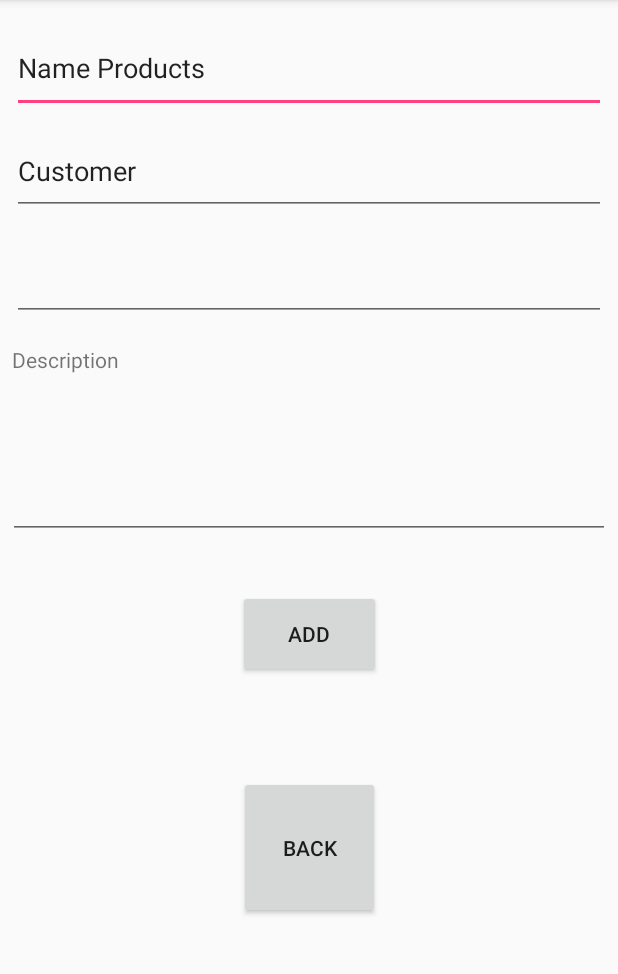
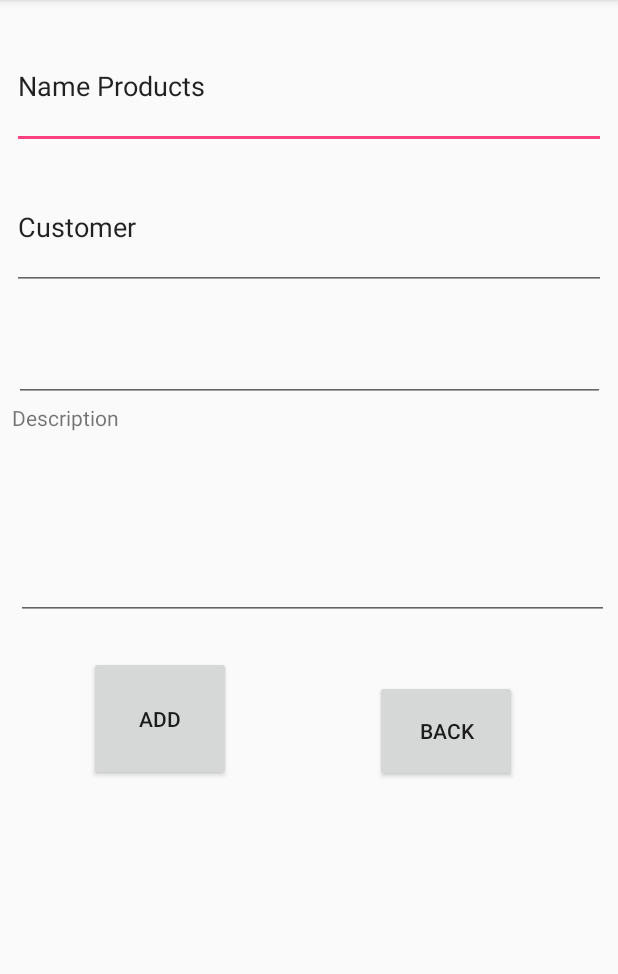
Before and after one commit to kirill9875/Project-OneIce, an Android app: the NewProduct screen opened directly, with no data from a screen before it, after a tap on "ADD", on a phone screen of 412 x 824 dp, the part 84-1058 px from its top. Run offline under Robolectric (Android 15) with nearby library versions, the phone set to English and light mode, and no system bars; our stand-ins replace Firebase (no records; nobody signed in at launch, a user with empty details on screens opened directly).

```diff
--- a/app/src/main/java/com/edwardvanraak/materialbarcodescannerexample/MainActivity.java
+++ b/app/src/main/java/com/edwardvanraak/materialbarcodescannerexample/MainActivity.java
@@ -107,6 +107,7 @@
 
     private void showCode(String txt) {
 
+
         Intent intent = new Intent(MainActivity.this, ProductAct.class);
 
         intent.putExtra("barcode",txt);
--- a/app/src/main/java/com/edwardvanraak/materialbarcodescannerexample/madels/Product.java
+++ b/app/src/main/java/com/edwardvanraak/materialbarcodescannerexample/madels/Product.java
@@ -4,16 +4,16 @@
 
     private String customer;
     private String date;
-    private String doc;
+    private String description;
     private String title;
 
     public Product() {
     }
 
-    public Product(String customer, String date, String doc, String title) {
+    public Product(String customer, String date, String description, String title) {
         this.customer = customer;
         this.date = date;
-        this.doc = doc;
+        this.description = description;
         this.title = title;
     }
 
@@ -33,12 +33,12 @@
         this.date = date;
     }
 
-    public String getDoc() {
-        return doc;
+    public String getDescription() {
+        return description;
     }
 
-    public void setDoc(String doc) {
-        this.doc = doc;
+    public void setDoc(String description) {
+        this.description = description;
     }
 
     public String getTitle() {
--- a/app/src/main/java/com/edwardvanraak/materialbarcodescannerexample/madels/RecyclerView_Config.java
+++ b/app/src/main/java/com/edwardvanraak/materialbarcodescannerexample/madels/RecyclerView_Config.java
@@ -28,7 +28,7 @@
     class ProductItemView extends RecyclerView.ViewHolder{
         private TextView mTitle;
         private TextView mCustomer;
-        private TextView mDoc;
+        private TextView mDescription;
         private TextView mDate;
 
         private String key;
@@ -39,13 +39,13 @@
             mTitle= (TextView) itemView.findViewById(R.id.title_txtView);
             mCustomer = (TextView) itemView.findViewById(R.id.customer_textView);
             mDate = (TextView) itemView.findViewById(R.id.date_textView);
-            mDoc = (TextView) itemView.findViewById(R.id.doc_textView);
+            mDescription = (TextView) itemView.findViewById(R.id.doc_textView);
 
         }
 
         public void bind(Product product,String key){
             mTitle.setText(product.getTitle());
-            mDoc.setText(product.getDoc());
+            mDescription.setText(product.getDescription());
             mDate.setText(product.getDate());
             mCustomer.setText(product.getCustomer());
             this.key = key;
--- a/app/src/main/res/layout/activity_new_product.xml
+++ b/app/src/main/res/layout/activity_new_product.xml
@@ -15,7 +15,7 @@
         android:layout_marginTop="16dp"
         android:layout_marginEnd="8dp"
         android:layout_marginRight="8dp"
-        android:layout_marginBottom="9dp"
+        android:layout_marginBottom="10dp"
         android:ems="10"
         android:inputType="textPersonName"
         android:text="Name Products"
@@ -43,73 +43,74 @@
 
     <EditText
         android:id="@+id/date_editText"
-        android:layout_width="0dp"
-        android:layout_height="0dp"
+        android:layout_width="394dp"
+        android:layout_height="63dp"
         android:layout_marginStart="8dp"
         android:layout_marginLeft="8dp"
         android:layout_marginEnd="8dp"
         android:layout_marginRight="8dp"
-        android:layout_marginBottom="16dp"
+        android:layout_marginBottom="52dp"
         android:ems="10"
         android:inputType="date"
-        app:layout_constraintBottom_toTopOf="@+id/description_textView"
+        app:layout_constraintBottom_toTopOf="@+id/decription_editText"
         app:layout_constraintEnd_toEndOf="parent"
         app:layout_constraintStart_toStartOf="parent"
         app:layout_constraintTop_toBottomOf="@+id/customer_editText" />
 
     <EditText
         android:id="@+id/decription_editText"
-        android:layout_width="0dp"
-        android:layout_height="0dp"
-        android:layout_marginStart="5dp"
-        android:layout_marginLeft="5dp"
-        android:layout_marginEnd="5dp"
-        android:layout_marginRight="5dp"
-        android:layout_marginBottom="34dp"
+        android:layout_width="395dp"
+        android:layout_height="93dp"
+        android:layout_marginBottom="24dp"
         android:ems="10"
         android:gravity="start|top"
         android:inputType="textMultiLine"
         app:layout_constraintBottom_toTopOf="@+id/add_btn"
         app:layout_constraintEnd_toEndOf="parent"
+        app:layout_constraintHorizontal_bias="0.642"
         app:layout_constraintStart_toStartOf="parent"
-        app:layout_constraintTop_toBottomOf="@+id/description_textView" />
+        app:layout_constraintTop_toBottomOf="@+id/date_editText" />
 
     <Button
         android:id="@+id/add_btn"
-        android:layout_width="95dp"
+        android:layout_width="0dp"
         android:layout_height="0dp"
-        android:layout_marginTop="393dp"
-        android:layout_marginBottom="65dp"
+        android:layout_marginStart="59dp"
+        android:layout_marginLeft="59dp"
+        android:layout_marginEnd="96dp"
+        android:layout_marginRight="96dp"
+        android:layout_marginBottom="247dp"
         android:text="ADD"
-        app:layout_constraintBottom_toTopOf="@+id/btn_back"
+        app:layout_constraintBottom_toBottomOf="parent"
+        app:layout_constraintEnd_toStartOf="@+id/btn_back"
+        app:layout_constraintStart_toStartOf="parent"
+        app:layout_constraintTop_toBottomOf="@+id/decription_editText" />
+
+    <Button
+        android:id="@+id/btn_back"
+        android:layout_width="0dp"
+        android:layout_height="68dp"
+        android:layout_marginTop="246dp"
+        android:layout_marginEnd="67dp"
+        android:layout_marginRight="67dp"
+        android:layout_marginBottom="244dp"
+        android:text="back"
+        app:layout_constraintBottom_toBottomOf="parent"
         app:layout_constraintEnd_toEndOf="parent"
-        app:layout_constraintHorizontal_bias="0.5"
+        app:layout_constraintStart_toEndOf="@+id/add_btn"
+        app:layout_constraintTop_toTopOf="@+id/date_editText" />
+
+    <TextView
+        android:id="@+id/description_textView"
+        android:layout_width="94dp"
+        android:layout_height="28dp"
+        android:layout_marginStart="8dp"
+        android:layout_marginLeft="8dp"
+        android:layout_marginTop="250dp"
+        android:layout_marginBottom="453dp"
+        android:text="Description"
+        app:layout_constraintBottom_toBottomOf="parent"
         app:layout_constraintStart_toStartOf="parent"
         app:layout_constraintTop_toTopOf="parent" />
 
-    <Button
-        android:id="@+id/btn_back"
-        android:layout_width="94dp"
-        android:layout_height="0dp"
-        android:layout_marginTop="517dp"
-        android:layout_marginBottom="155dp"
-        android:text="back"
-        app:layout_constraintBottom_toBottomOf="parent"
-        app:layout_constraintEnd_toEndOf="parent"
-        app:layout_constraintHorizontal_bias="0.5"
-        app:layout_constraintStart_toStartOf="parent"
-        app:layout_constraintTop_toTopOf="parent" />
-
-    <TextView
-        android:id="@+id/description_textView"
-        android:layout_width="131dp"
-        android:layout_height="0dp"
-        android:layout_marginStart="8dp"
-        android:layout_marginLeft="8dp"
-        android:layout_marginBottom="11dp"
-        android:text="Description"
-        app:layout_constraintBottom_toTopOf="@+id/decription_editText"
-        app:layout_constraintStart_toStartOf="parent"
-        app:layout_constraintTop_toBottomOf="@+id/date_editText" />
-
 </android.support.constraint.ConstraintLayout>
```
Also changed, not shown: app/src/main/java/com/edwardvanraak/materialbarcodescannerexample/FirebaseDatabaseHelper.java (+12 -1 lines), app/src/main/java/com/edwardvanraak/materialbarcodescannerexample/ProductAct.java (+7 -9 lines).
